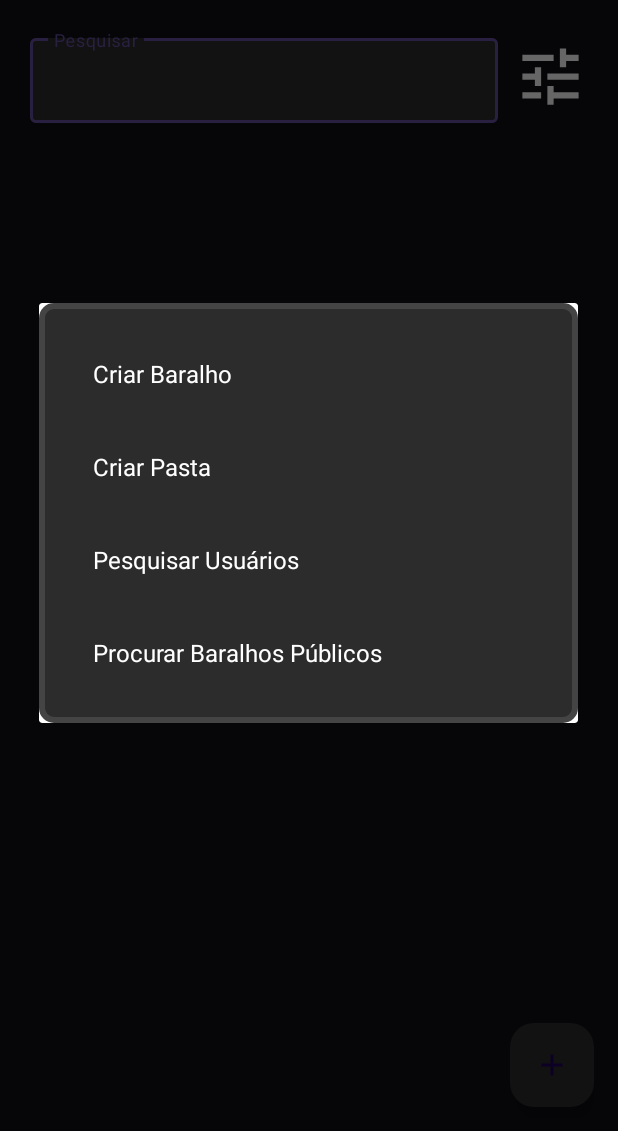
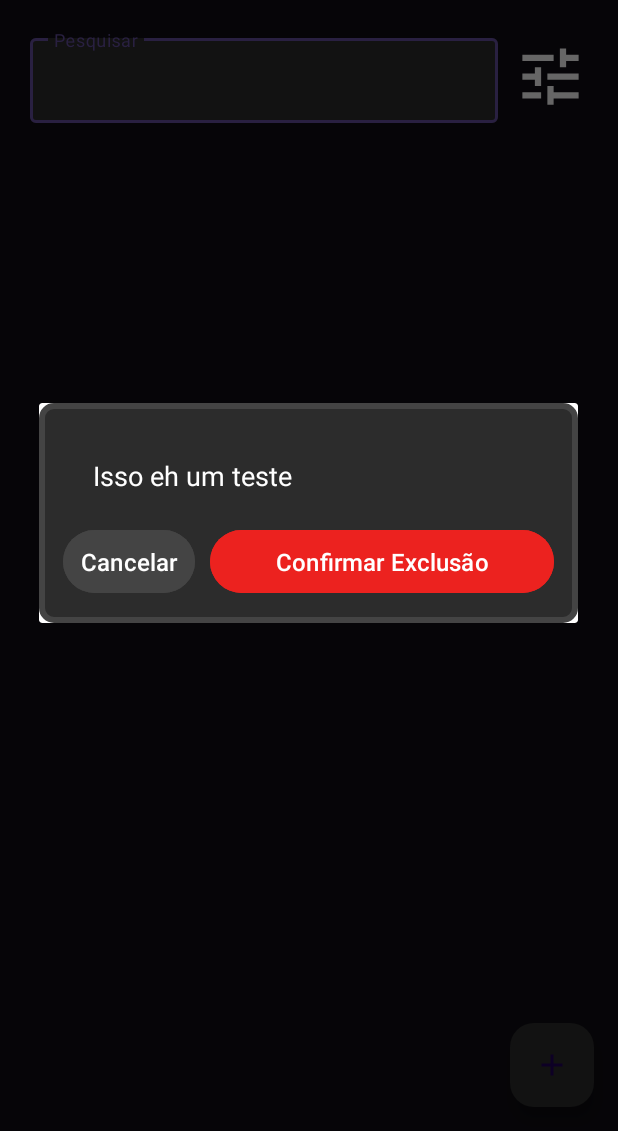
Before and after one commit to mobile-dev-ufes/2024-2-proj-final-brash, an Android app: the screen it shows after launch once a user with an empty profile is signed in (HomeAC), after a tap on an icon or button, on a phone screen of 412 x 824 dp, the part 105-1236 px from its top. Run offline under Robolectric (Android 15) with nearby library versions, the phone set to English and light mode, and no system bars; our stand-ins replace Firebase (no records; nobody signed in at launch, a user with empty details on screens opened directly).

Commit message:
Criação do AlertDialogFr para pop-ups de exclusão genéricos

```diff
--- a/app/src/main/java/com/example/brash/nucleo/ui/view/Fragments/AcoesAdicionaisFrDialog.kt
+++ b/app/src/main/java/com/example/brash/aprendizado/gestaoDeConteudo/ui/view/Fragments/AcoesAdicionaisFrDialog.kt
@@ -1,14 +1,10 @@
-package com.example.brash.nucleo.ui.view.Fragments
+package com.example.brash.aprendizado.gestaoDeConteudo.ui.view.Fragments
 
 import android.app.AlertDialog
 import android.app.Dialog
 import android.os.Bundle
-import android.view.LayoutInflater
-import android.widget.TextView
 import android.widget.Toast
 import androidx.fragment.app.DialogFragment
-import com.example.brash.R
-import com.example.brash.databinding.GtcHomeAcBinding
 import com.example.brash.databinding.GtcHomeFrAcoesAdicionaisBinding
 
 class AcoesAdicionaisFrDialog : DialogFragment() {
--- a/app/src/main/java/com/example/brash/nucleo/ui/view/Fragments/OpcoesDeBuscaFrDialog.kt
+++ b/app/src/main/java/com/example/brash/aprendizado/gestaoDeConteudo/ui/view/Fragments/OpcoesDeBuscaFrDialog.kt
@@ -1,4 +1,4 @@
-package com.example.brash.nucleo.ui.view.Fragments
+package com.example.brash.aprendizado.gestaoDeConteudo.ui.view.Fragments
 
 import android.app.AlertDialog
 import android.app.Dialog
--- a/app/src/main/java/com/example/brash/aprendizado/gestaoDeConteudo/ui/view/HomeAC.kt
+++ b/app/src/main/java/com/example/brash/aprendizado/gestaoDeConteudo/ui/view/HomeAC.kt
@@ -1,23 +1,23 @@
 package com.example.brash.aprendizado.gestaoDeConteudo.ui.view
-
-import com.example.brash.nucleo.ui.view.CadastrarContaAC
 
 import android.content.Intent
 import android.os.Bundle
+import android.util.Log
 import android.view.View
 import android.widget.Toast
 import androidx.appcompat.app.AppCompatActivity
-import androidx.lifecycle.Observer
 import androidx.lifecycle.ViewModelProvider
 import androidx.recyclerview.widget.LinearLayoutManager
 import com.example.brash.R
 import com.example.brash.databinding.GtcHomeAcBinding
 import com.example.brash.aprendizado.gestaoDeConteudo.ui.viewModel.HomeVM
 import com.example.brash.nucleo.ui.view.ConfiguracaoAC
-import com.example.brash.nucleo.ui.view.Fragments.AcoesAdicionaisFrDialog
-import com.example.brash.nucleo.ui.view.Fragments.OpcoesDeBuscaFrDialog
+import com.example.brash.aprendizado.gestaoDeConteudo.ui.view.Fragments.OpcoesDeBuscaFrDialog
 
-class HomeAC : AppCompatActivity(), View.OnClickListener {
+import com.example.brash.aprendizado.gestaoDeConteudo.ui.view.Fragments.AcoesAdicionaisFrDialog
+import com.example.brash.nucleo.ui.view.Fragments.AlertDialogFr
+
+class HomeAC : AppCompatActivity(), View.OnClickListener, AlertDialogFr.OnConfirmListener {
 
     private lateinit var binding: GtcHomeAcBinding
     private lateinit var homeVM: HomeVM
@@ -58,7 +58,8 @@ class HomeAC : AppCompatActivity(), View.OnClickListener {
             R.id.HomeAcButtonAcoesAdicionais -> {
                 //Toast.makeText(applicationContext, "Você clicou em MoreActions", Toast.LENGTH_SHORT).show()
                 //intentToCadastrarContaActivity()
-                AcoesAdicionaisFrDialog().show(supportFragmentManager, "OpcaoDialog")
+                //AcoesAdicionaisFrDialog().show(supportFragmentManager, "AcoesAdicionaisDialog")
+                AlertDialogFr("Isso eh um teste").show(supportFragmentManager, "ExclusaoAlertDialog")
             }
             R.id.HomeAcImageViewOpcoesDeBusca -> {
                 //Toast.makeText(applicationContext, "Você clicou em MoreActions", Toast.LENGTH_SHORT).show()
@@ -93,4 +94,10 @@ class HomeAC : AppCompatActivity(), View.OnClickListener {
         //startActivity(intent)
         // vai ter que botar finish
     }
+
+    // Implementação da interface
+    override fun onConfirmAlertDialog() {
+        // Aqui você pode navegar para outra Activity ou realizar alguma ação
+        Toast.makeText(this, "Confirmado Exclusao!", Toast.LENGTH_SHORT).show()
+    }
 }
--- /dev/null
+++ b/app/src/main/java/com/example/brash/nucleo/ui/view/Fragments/AlertDialogFr.kt
@@ -0,0 +1,77 @@
+package com.example.brash.nucleo.ui.view.Fragments
+
+import android.app.AlertDialog
+import android.app.Dialog
+import android.content.Context
+import android.os.Bundle
+import android.widget.Toast
+import androidx.core.content.ContextCompat
+import androidx.fragment.app.DialogFragment
+import com.example.brash.R
+import com.example.brash.databinding.AlertDialogFrExclusaoBinding
+
+class AlertDialogFr(val message: String) : DialogFragment() {
+
+    private var _binding: AlertDialogFrExclusaoBinding? = null
+    private val binding get() = _binding!!
+
+    override fun onCreateDialog(savedInstanceState: Bundle?): Dialog {
+        val builder = AlertDialog.Builder(requireContext())
+
+        // Inflar o layout com ViewBinding
+        _binding = AlertDialogFrExclusaoBinding.inflate(layoutInflater)
+
+        builder.setView(binding.root)
+
+        initAlertDialog()
+
+        setOnClickListeners()
+        setObservers()
+        return builder.create()
+    }
+
+    private fun initAlertDialog(){
+        binding.AlertDialogFrExclusaoTextViewMensagem.text = message
+    }
+
+    private fun setObservers(){
+
+    }
+
+    private fun setOnClickListeners(){
+
+        binding.AlertDialogFrExclusaoButtonCancelar.setOnClickListener {
+            dismiss()
+            //Toast.makeText(requireContext(), "Cancelar Exclusao", Toast.LENGTH_SHORT).show()
+        }
+
+        binding.AlertDialogFrExclusaoButtonConfirmar.setOnClickListener {
+            dismiss()
+            listener?.onConfirmAlertDialog()
+            //Toast.makeText(requireContext(), "Confirmar Exclusao", Toast.LENGTH_SHORT).show()
+        }
+
+    }
+
+    override fun onDestroyView() {
+        super.onDestroyView()
+        _binding = null // Evita vazamento de memória
+    }
+
+    // Interface para comunicação com a Activity
+    interface OnConfirmListener {
+        fun onConfirmAlertDialog()
+    }
+
+    private var listener: OnConfirmListener? = null
+
+    override fun onAttach(context: Context) {
+        super.onAttach(context)
+        // Certifique-se de que a Activity implementa a interface
+        if (context is OnConfirmListener) {
+            listener = context
+        } else {
+            throw ClassCastException("$context must implement OnConfirmListener")
+        }
+    }
+}
--- /dev/null
+++ b/app/src/main/java/com/example/brash/utilsGeral/UtilsGeral.kt
@@ -0,0 +1,28 @@
+package com.example.brash.utilsGeral
+
+import android.content.Context
+import com.google.android.material.dialog.MaterialAlertDialogBuilder
+
+import com.example.brash.R
+
+class UtilsGeral {
+    companion object{
+        fun showAlertDialog(context: Context, message: String, onSucess: () -> Unit) {
+            val builder = MaterialAlertDialogBuilder(context)
+            builder.setMessage(message)
+
+            builder.setNegativeButton(context.getString(R.string.cancelar)) { dialog, _ ->
+                // Ação ao clicar no botão negativo
+                dialog.dismiss()
+            }
+            builder.setPositiveButton(context.getString(R.string.confirmar_exclusao)) { dialog, _ ->
+                // Ação ao clicar no botão positivo
+                onSucess()
+
+                dialog.dismiss()
+            }
+            val dialog = builder.create()
+            dialog.show()
+        }
+    }
+}
--- /dev/null
+++ b/app/src/main/res/layout/alert_dialog_fr_exclusao.xml
@@ -0,0 +1,55 @@
+<?xml version="1.0" encoding="utf-8"?>
+<LinearLayout
+    xmlns:android="http://schemas.android.com/apk/res/android"
+    android:id="@+id/AlertDialogFrExclusao"
+    android:layout_width="match_parent"
+    android:layout_height="wrap_content"
+    android:orientation="vertical"
+    android:background="@drawable/borda_linear_layout"
+    android:padding="16dp"
+    android:layout_marginStart="20dp"
+    android:layout_marginEnd="20dp">
+
+    <TextView
+        android:id="@+id/AlertDialogFrExclusaoTextViewMensagem"
+        android:layout_width="match_parent"
+        android:layout_height="wrap_content"
+        android:textSize="18sp"
+        android:textColor="@color/white"
+        android:maxHeight="300dp"
+        android:padding="20dp"
+        android:clickable="true"
+        android:focusable="true"/>
+
+
+    <LinearLayout
+        android:layout_width="match_parent"
+        android:layout_height="wrap_content"
+        android:orientation="horizontal">
+
+        <Button
+            android:id="@+id/AlertDialogFrExclusaoButtonCancelar"
+            android:layout_width="wrap_content"
+            android:layout_height="wrap_content"
+            android:text="@string/cancelar"
+            android:textSize="16sp"
+            android:textColor="@color/white"
+            android:backgroundTint="@color/medium_gray"
+            android:padding="10dp" />
+
+        <Button
+            android:id="@+id/AlertDialogFrExclusaoButtonConfirmar"
+            android:layout_width="match_parent"
+            android:layout_height="wrap_content"
+            android:layout_marginStart="10dp"
+            android:text="@string/confirmar_exclusao"
+            android:textSize="16sp"
+            android:textColor="@color/white"
+            android:backgroundTint="@color/bright_red"
+
+            android:padding="10dp"/>
+    </LinearLayout>
+
+
+
+</LinearLayout>
--- a/app/src/main/res/values/strings.xml
+++ b/app/src/main/res/values/strings.xml
@@ -9,6 +9,7 @@
 
     <string name="cancelar">Cancelar</string>
     <string name="confirmar">Confirmar</string>
+    <string name="confirmar_exclusao">Confirmar Exclusão</string>
     <string name="excluir">Excluir</string>
     <string name="email">Email</string>
     <!-- -->
```
Also changed, not shown: 1 other file.
